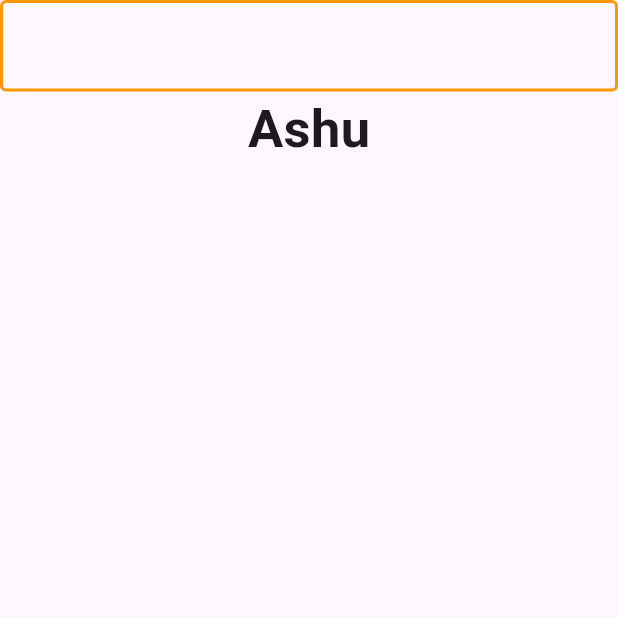
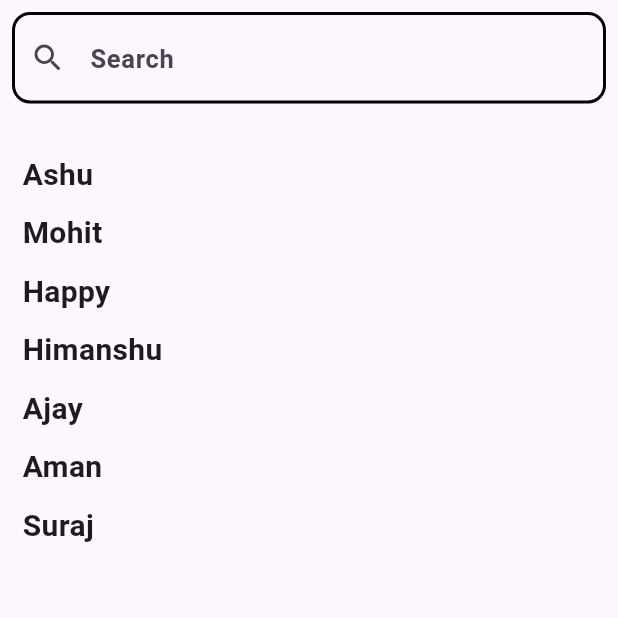
Before and after one commit to ShriAshutyagi/fultter_work, a Flutter app: the screen it shows after launch, on a phone screen of 412 x 824 dp, the top half of it. Run offline on Flutter 3.47's test engine with Material 3 defaults, Android fonts, the light colour scheme and no system bars.

Commit message:
ashu commiti

```diff
--- /dev/null
+++ b/lib/app_widget/Search_bar.dart
@@ -0,0 +1,100 @@
+import 'package:flutter/cupertino.dart';
+import 'package:flutter/material.dart';
+
+void main() {
+  runApp(MyApp());
+}
+
+class MyApp extends StatelessWidget {
+  @override
+  Widget build(BuildContext context) {
+    return MaterialApp(
+      debugShowCheckedModeBanner: false,
+      home: SearchBarDemo(),
+    );
+  }
+}
+
+class SearchBarDemo extends StatefulWidget {
+  @override
+  State<SearchBarDemo> createState() => _SearchBarDemoState();
+}
+
+class _SearchBarDemoState extends State<SearchBarDemo> {
+  List<String> Name = ["Ashu", "Mohit", "Happy", "Himanshu", "Ajay", "Aman", "Suraj"];
+  List<String> displayPrint = [];
+  String? f ;
+
+  @override
+  void initState() {
+    super.initState();
+    displayPrint = Name;
+  }
+
+  void SearchItem(String query) {
+     f = query.trim();
+    final suggestions = query.isEmpty
+        ? Name
+        :
+    Name.where((item) => item.toLowerCase().contains(f!.toLowerCase())).toList();
+    setState(() {
+      displayPrint = suggestions;
+    });
+  }
+
+  @override
+  Widget build(BuildContext context) {
+    return Scaffold(
+      body: SafeArea(
+        child: Column(
+          children: [
+            Padding(
+              padding: const EdgeInsets.all(8.0),
+              child: TextField(
+                onChanged: SearchItem,
+                style: TextStyle(fontSize: 19, fontWeight: FontWeight.bold),
+                decoration: InputDecoration(
+                  prefixIcon: Icon(Icons.search_rounded),
+                  hintText: "Search",
+                  hintStyle: TextStyle(fontSize: 17, fontWeight: FontWeight.bold),
+                  enabledBorder: OutlineInputBorder(
+                    borderRadius: BorderRadius.circular(12),
+                    borderSide: BorderSide(
+                      color: Colors.black,
+                      width: 2,
+                    ),
+                  ),
+                  focusedBorder: OutlineInputBorder(
+                    borderRadius: BorderRadius.circular(12),
+                    borderSide: BorderSide(
+                      color: Colors.black,
+                      width: 2,
+                    ),
+                  ),
+                ),
+              ),
+            ),
+            Expanded(
+              child: Padding(
+                padding: const EdgeInsets.only(top: 15, left: 15),
+                child: ListView.builder(
+                  itemBuilder: (_, index) => Padding(
+                    padding: const EdgeInsets.only(top: 10),
+                    child: Text(
+                      displayPrint[index],
+                      style: TextStyle(
+                        fontSize: 20,
+                        fontWeight: FontWeight.w700,
+                      ),
+                    ),
+                  ),
+                  itemCount: displayPrint.length,
+                ),
+              ),
+            ),
+          ],
+        ),
+      ),
+    );
+  }
+}
--- a/lib/app_widget/custom_widget.dart
+++ /dev/null
@@ -1,12 +0,0 @@
- import 'package:flutter/material.dart';
-
-class CustomText extends StatelessWidget{
-  String data;
-  TextStyle textStyle;
-  CustomText(this.data, {this.textStyle = const TextStyle(fontWeight: FontWeight.bold,fontSize: 35,)});
-  @override
-  Widget build(BuildContext context) {
-     return Text(data,style: textStyle);
-  }
-
-}
--- a/lib/app_widget/custom_widget3.dart
+++ b/lib/app_widget/custom_widget3.dart
@@ -1,4 +1,4 @@
-import 'package:app_11/app_widget/custom_widget.dart';
+import 'package:app_11/app_widget/Search_bar.dart';
 import 'package:app_11/app_widget/custom_widget2.dart';
 import 'package:flutter/material.dart';
 
@@ -29,6 +29,7 @@ class HomePage extends StatelessWidget {
             textInputType: TextInputType.phone,
             inputDecoration: InputDecoration(
             enabledBorder:  OutlineInputBorder(
+
               borderSide: BorderSide(
                 color: Colors.orange,
                 width: 2,
--- a/lib/calculator_task.dart
+++ b/lib/calculator_task.dart
@@ -334,6 +334,7 @@ class MYHoMEPAGEState extends State<MYHoMEPAGE> {
                   ),
                   onPressed: () {
                     {
+
                       setState(() {
                         c = "+";
                         addToList();
--- a/lib/code.dart
+++ b/lib/code.dart
@@ -1,4 +1,4 @@
-import 'package:app_11/app_widget/custom_widget.dart';
+
 import 'package:flutter/cupertino.dart';
 import 'package:flutter/material.dart';
 import 'package:flutter/widgets.dart';
@@ -65,7 +65,7 @@ class HomePage extends StatelessWidget {
     {
       "1" : "assets/images/gardan.jpg",
       "2" :    "Parshant",
-      "3" : "1500 rupey daal do ",
+      "3" : "1501 rupey daal do ",
     },
     {
       "1" : "assets/images/home.jpg",
--- a/lib/file.dart
+++ b/lib/file.dart
@@ -1,5 +1,6 @@
 import 'dart:ui';
 
+import 'package:app_11/custom_textfield.dart';
 import 'package:flutter/cupertino.dart';
 import 'package:flutter/material.dart';
 import 'package:flutter/widgets.dart';
@@ -11,7 +12,7 @@ void main() {
 class MyApp extends StatelessWidget {
   @override
   Widget build(BuildContext context) {
-    return MaterialApp(debugShowCheckedModeBanner: false, home: MyHomePage());
+    return MaterialApp(debugShowCheckedModeBanner: false, home: Myhome());
   }
 }
 
--- a/lib/new _task.dart
+++ b/lib/new _task.dart
@@ -1,3 +1,4 @@
+import 'package:app_11/custom_textfield.dart';
 import 'package:flutter/cupertino.dart';
 import 'package:flutter/material.dart';
 
@@ -10,7 +11,7 @@ class MyApp extends StatelessWidget {
   Widget build(BuildContext context) {
     return MaterialApp(
       debugShowCheckedModeBanner: false,
-      home: HomePage(),
+      home: Myhome(),
     );
   }
 }
```
Also changed, not shown: lib/app_widget/custom_widget2.dart (+95 -12 lines), lib/app_widget/tab1.dart (added, +16 -0 lines), lib/app_widget/tab2.dart (added, +16 -0 lines), lib/app_widget/tab3.dart (added, +16 -0 lines), lib/custom_textfield.dart (added, +49 -0 lines), lib/task6.dart (deleted, +0 -91 lines), lib/app_widget/Bottom_Navigation.dart (added).
